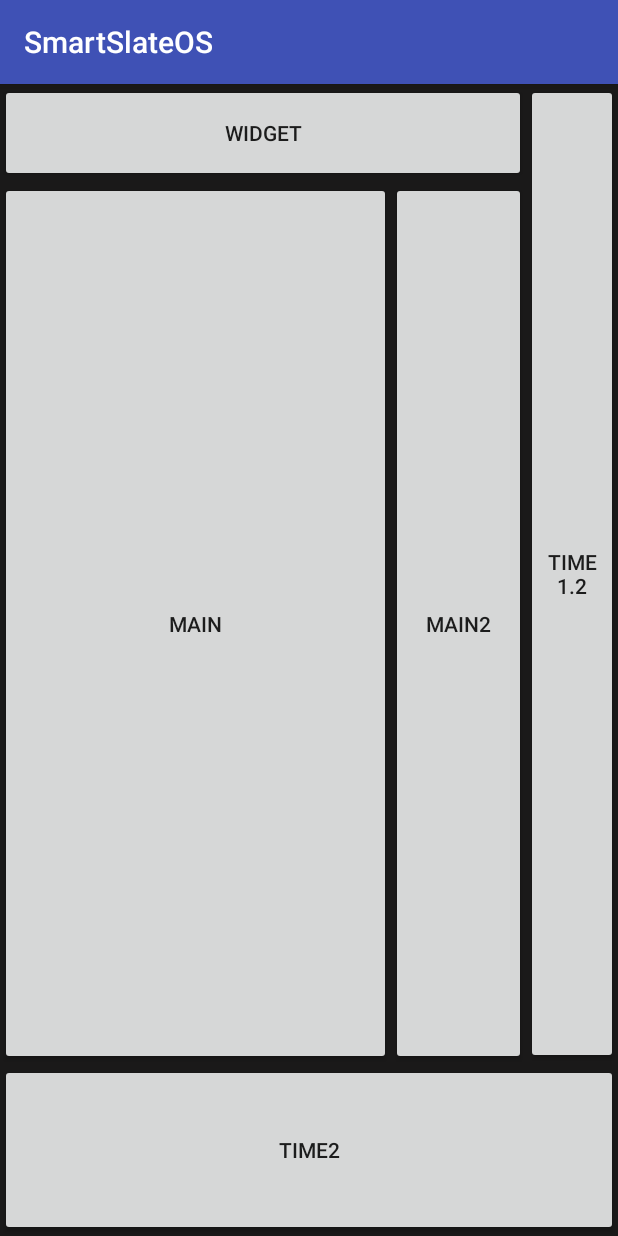
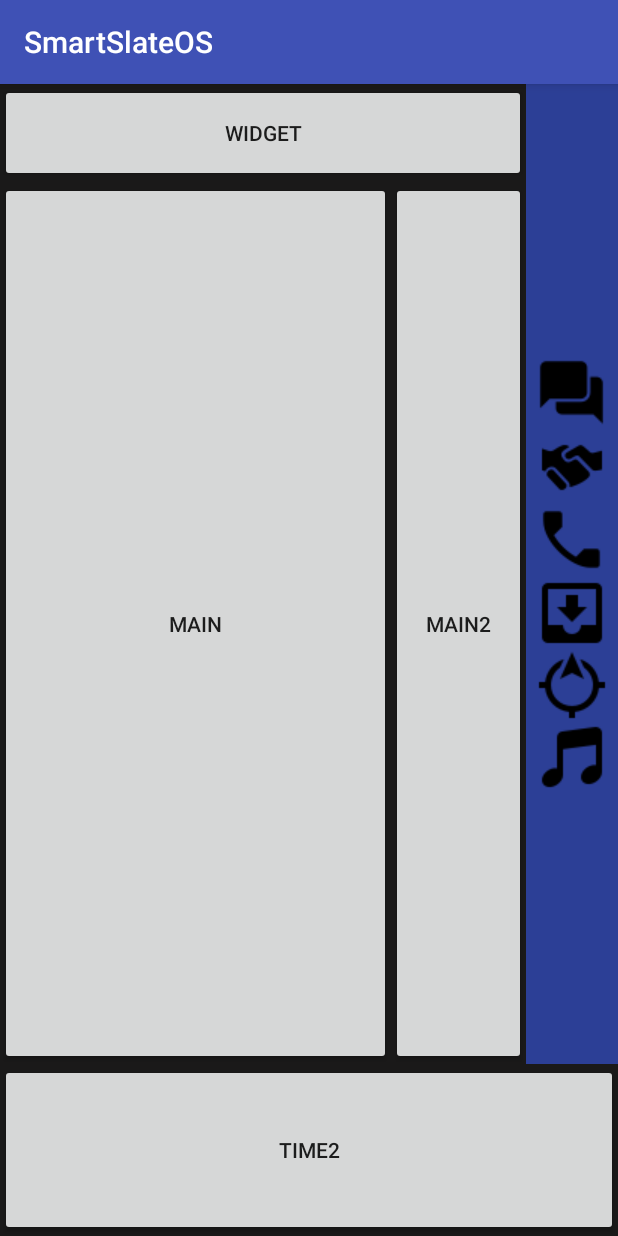
Before and after one commit to sairam9999/SOS, an Android app: the screen it shows after launch (MainActivity), on a phone screen of 412 x 824 dp. Run offline under Robolectric (Android 15) with nearby library versions, the phone set to English and light mode, and no system bars.

Commit message:
Added Icons to Layout

```diff
--- a/app/src/main/res/layout/activity_main.xml
+++ b/app/src/main/res/layout/activity_main.xml
@@ -60,13 +60,48 @@
             android:layout_height="match_parent"
             android:orientation="vertical"
             android:layout_weight="0.85"
-            >
+            android:background="#ee2e429f"
+            android:gravity="center">
 
-            <Button
-                android:layout_width="match_parent"
-                android:layout_height="match_parent"
-                android:text="Time1.2">
-            </Button>
+            <ImageView
+                android:layout_width="wrap_content"
+                android:layout_height="wrap_content"
+                android:src="@drawable/chat"
+
+                />
+
+            <ImageView
+                android:layout_width="wrap_content"
+                android:layout_height="wrap_content"
+                android:src="@drawable/handshake3"
+                android:scaleType="centerCrop"
+                />
+
+            <ImageView
+                android:layout_width="wrap_content"
+                android:layout_height="wrap_content"
+                android:src="@drawable/call"
+                android:scaleType="centerCrop"
+                />
+            <ImageView
+                android:layout_width="wrap_content"
+                android:layout_height="wrap_content"
+                android:src="@drawable/inbox"
+                android:scaleType="centerCrop"
+                />
+
+            <ImageView
+                android:layout_width="wrap_content"
+                android:layout_height="wrap_content"
+                android:src="@drawable/maps"
+                android:scaleType="centerCrop"
+                />
+            <ImageView
+                android:layout_width="wrap_content"
+                android:layout_height="wrap_content"
+                android:src="@drawable/music"
+                android:scaleType="centerCrop"
+                />
 
         </LinearLayout>
 
```
Also changed, not shown: app/src/main/res/drawable/Circle.png (deleted), app/src/main/res/drawable/call.png (added), app/src/main/res/drawable/capture_circle.png (added), app/src/main/res/drawable/chat.png (added), app/src/main/res/drawable/down_arrow.png (added), app/src/main/res/drawable/handshake.png (added), app/src/main/res/drawable/handshake2.png (added), app/src/main/res/drawable/handshake3.png (added), app/src/main/res/drawable/inbox.png (added), app/src/main/res/drawable/maps.png (added), app/src/main/res/drawable/music.png (added), app/src/main/res/drawable/up_arrow.png (added), app/src/main/res/drawable/vcall.png (added).
